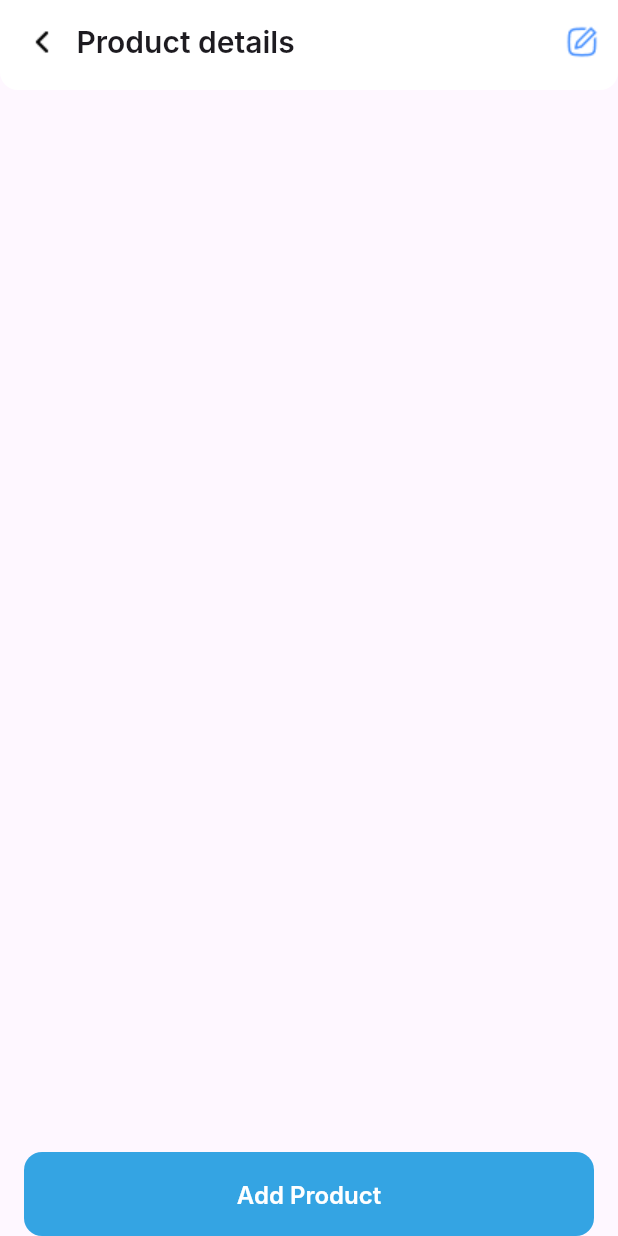
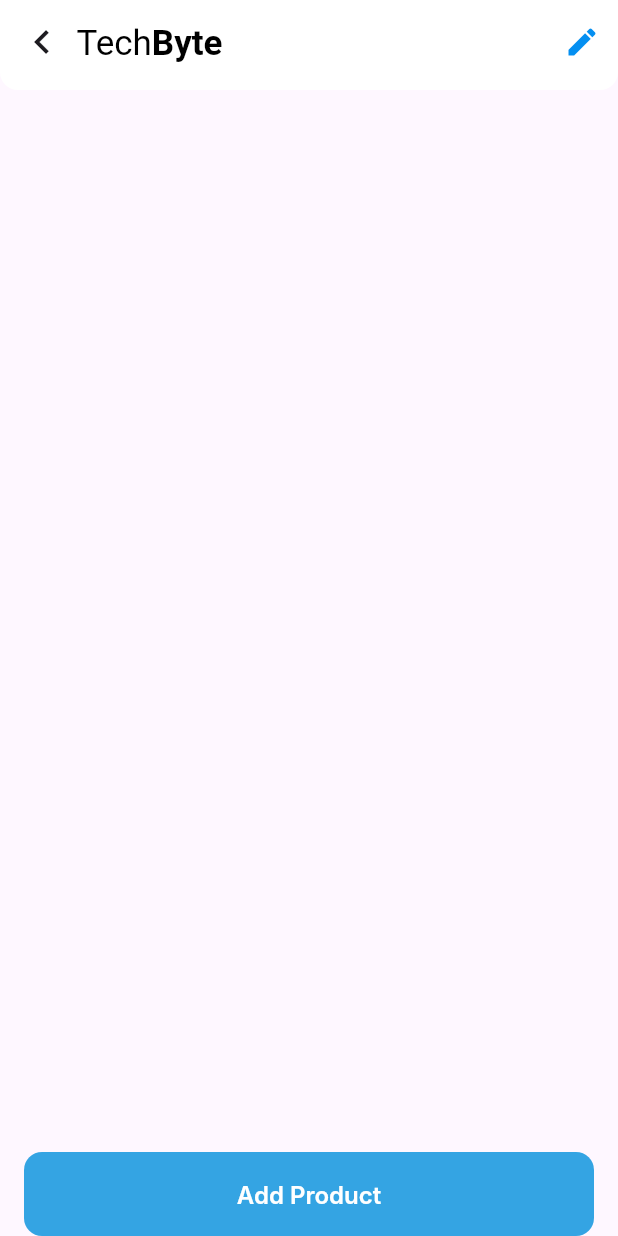
Before and after one commit to damjan-Igrowth/INT-Milan_Zezelj-Shop, a Flutter app: the screen it shows after launch, after a tap on "Add Product", on a phone screen of 412 x 824 dp. Run offline on Flutter 3.47's test engine with Material 3 defaults, Android fonts, the light colour scheme and no system bars; Roboto replaces fonts that are missing (Inter).

Commit message:
Fixed PR comments

```diff
--- a/lib/screens/home_screen.dart
+++ b/lib/screens/home_screen.dart
@@ -1,4 +1,5 @@
 import 'package:flutter/material.dart';
+import 'package:tech_byte/utils/colors.dart';
 import 'package:tech_byte/utils/constants.dart';
 import 'package:tech_byte/widgets/app_bar_widget.dart';
 import 'package:tech_byte/widgets/button_widget.dart';
@@ -15,10 +16,24 @@ class _HomeScreenState extends State<HomeScreen> {
   Widget build(BuildContext context) {
     return Scaffold(
       appBar: TBAppBar(
-        title: "Product details",
+        title: RichText(
+          text: TextSpan(
+            style: TextStyle(
+                fontSize: TBDimensions.appBar.specialTitleFontSize,
+                color: Colors.black),
+            children: const [
+              TextSpan(text: "Tech"),
+              TextSpan(
+                  text: "Byte", style: TextStyle(fontWeight: FontWeight.bold)),
+            ],
+          ),
+        ),
         actions: [
           IconButton(
-            icon: Image.asset("assets/edit_icon.png"),
+            icon: Icon(
+              Icons.edit,
+              color: TBColor.appBar.blueGradientColor,
+            ),
             onPressed: () {},
           )
         ],
@@ -35,8 +50,8 @@ class _HomeScreenState extends State<HomeScreen> {
               TBButton(
                 type: TBButtonType.filled,
                 onPressed: () {
-                  Navigator.of(context).push(
-                      MaterialPageRoute(builder: (context) => HomeScreen()));
+                  Navigator.of(context).push(MaterialPageRoute(
+                      builder: (context) => const HomeScreen()));
                 },
                 text: "Add Product",
               ),
--- a/lib/utils/colors.dart
+++ b/lib/utils/colors.dart
@@ -8,8 +8,8 @@ class TBColor {
 }
 
 class _TBAppBarColor {
-  final greenGradientColor = Color.fromRGBO(42, 244, 177, 1);
-  final blueGradientColor = Color.fromRGBO(4, 143, 241, 1);
+  final greenGradientColor = Color(0xFF2AE0B1);
+  final blueGradientColor = Color(0xFF048FF1);
 }
 
 class _TBAppColor {
--- a/lib/widgets/app_bar_widget.dart
+++ b/lib/widgets/app_bar_widget.dart
@@ -3,41 +3,53 @@ import 'package:tech_byte/utils/colors.dart';
 import 'package:tech_byte/utils/constants.dart';
 
 class TBAppBar extends StatelessWidget implements PreferredSizeWidget {
-  final String? title;
+  final Widget title;
   final List<Widget>? actions;
+  final Widget icon;
+  final bool _styled;
+
   @override
   final Size preferredSize;
-  const TBAppBar({super.key, this.title, this.actions})
-      : preferredSize = const Size.fromHeight(60);
+  TBAppBar({super.key, required this.title, this.actions, Widget? titleIcon})
+      : icon = titleIcon ??
+            Image.asset("assets/app_bar_icon.png",
+                width: TBDimensions.appBar.iconSize,
+                height: TBDimensions.appBar.iconSize),
+        preferredSize = const Size.fromHeight(60),
+        _styled = false;
+
+  TBAppBar.styled(
+      {super.key, required this.title, this.actions, Widget? titleIcon})
+      : icon = titleIcon ??
+            Image.asset("assets/app_bar_icon.png",
+                width: TBDimensions.appBar.iconSize,
+                height: TBDimensions.appBar.iconSize),
+        preferredSize = const Size.fromHeight(60),
+        _styled = true;
 
   @override
   Widget build(BuildContext context) {
+    bool shouldImplyLeading = Navigator.of(context).canPop();
     return AppBar(
       backgroundColor: Colors.white,
       centerTitle: false,
-      titleSpacing: Navigator.of(context).canPop() ? -5 : null,
-      leading: Navigator.of(context).canPop()
+      titleSpacing: shouldImplyLeading ? -5 : null,
+      leading: shouldImplyLeading
           ? IconButton(
               onPressed: () => Navigator.of(context).pop(),
-              icon: Image.asset(
-                "assets/chevron_left_icon.png",
-                height: TBDimensions.appBar.iconSize,
-                width: TBDimensions.appBar.iconSize,
-              ))
+              icon:
+                  Icon(Icons.chevron_left, size: TBDimensions.appBar.iconSize),
+            )
           : null,
       shape: RoundedRectangleBorder(
         borderRadius: BorderRadius.only(
             bottomLeft: Radius.circular(TBDimensions.appBar.borderRadius),
             bottomRight: Radius.circular(TBDimensions.appBar.borderRadius)),
       ),
-      title: title == null
+      title: _styled
           ? Row(
               mainAxisAlignment: MainAxisAlignment.start,
               children: [
-                Image.asset("assets/app_bar_icon.png",
-                    height: TBDimensions.appBar.iconSize,
-                    width: TBDimensions.appBar.iconSize),
-                const SizedBox(width: 5),
                 ShaderMask(
                   blendMode: BlendMode.srcIn,
                   shaderCallback: (bounds) => LinearGradient(colors: [
@@ -45,30 +57,21 @@ class TBAppBar extends StatelessWidget implements PreferredSizeWidget {
                     TBColor.appBar.blueGradientColor
                   ]).createShader(
                       Rect.fromLTWH(0, 0, bounds.width, bounds.height)),
-                  child: RichText(
-                    text: TextSpan(
-                      style: TextStyle(
-                          fontSize: TBDimensions.appBar.specialTitleFontSize,
-                          color: Colors.black),
-                      children: const [
-                        TextSpan(text: "Tech"),
-                        TextSpan(
-                            text: "Byte",
-                            style: TextStyle(fontWeight: FontWeight.bold)),
-                      ],
-                    ),
-                  ),
-                )
+                  child: icon,
+                ),
+                const SizedBox(width: 5),
+                ShaderMask(
+                    blendMode: BlendMode.srcIn,
+                    shaderCallback: (bounds) => LinearGradient(colors: [
+                          TBColor.appBar.greenGradientColor,
+                          TBColor.appBar.blueGradientColor
+                        ]).createShader(
+                            Rect.fromLTWH(0, 0, bounds.width, bounds.height)),
+                    child: title)
               ],
             )
-          : Text(
-              title!,
-              style: TextStyle(
-                  fontSize: TBDimensions.appBar.titleFontSize,
-                  fontWeight: FontWeight.w600,
-                  fontFamily: "Inter"),
-            ),
-      actions: title == null ? null : actions,
+          : title,
+      actions: actions,
     );
   }
 }
```
Also changed, not shown: assets/chevron_left_icon.png (deleted), assets/edit_icon.png (deleted), assets/error_icon.png (deleted), assets/star.png (deleted).
